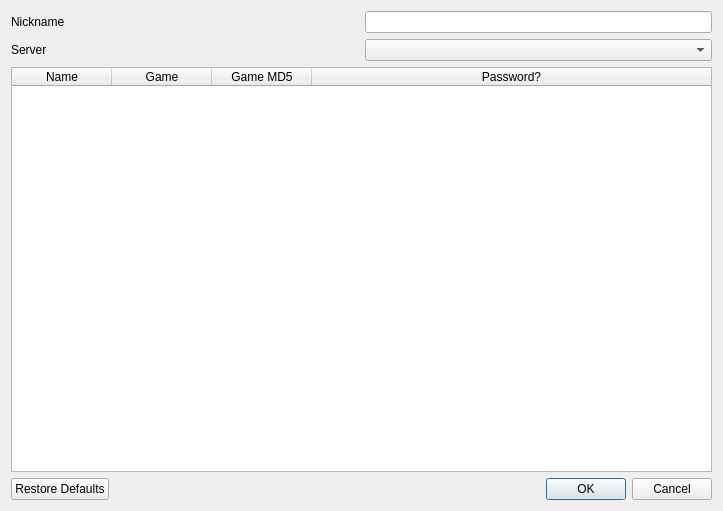
Before: the Qt Designer form Source/RMG/UserInterface/Dialog/Netplay/NetplaySessionBrowserDialog.ui in Rosalie241/RMG, drawn with Qt 5.
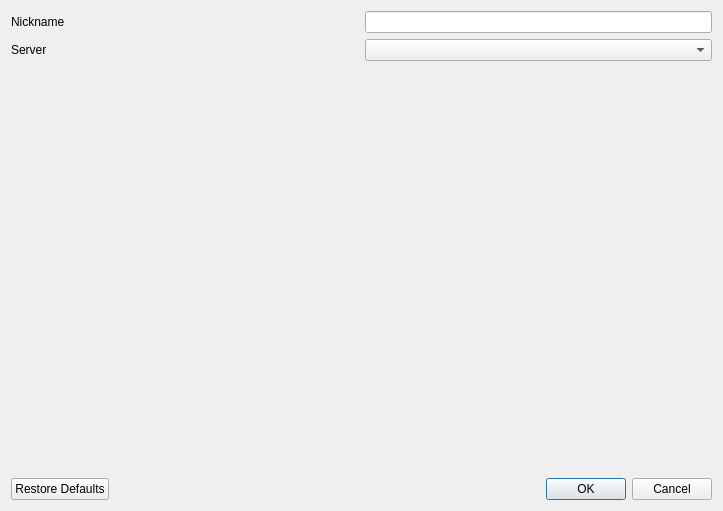
After: the same form once the commit is applied. Custom widgets are drawn as their Qt base class.

Commit message: RMG: improve UI of NetplaySessionBrowserDialog

```diff
--- a/Source/RMG/UserInterface/Dialog/Netplay/NetplaySessionBrowserDialog.ui
+++ b/Source/RMG/UserInterface/Dialog/Netplay/NetplaySessionBrowserDialog.ui
@@ -50,33 +50,13 @@
     </layout>
    </item>
    <item>
-    <widget class="QTableWidget" name="tableWidget">
-     <attribute name="horizontalHeaderStretchLastSection">
-      <bool>true</bool>
-     </attribute>
-     <attribute name="verticalHeaderStretchLastSection">
-      <bool>false</bool>
-     </attribute>
-     <column>
-      <property name="text">
-       <string>Name</string>
-      </property>
-     </column>
-     <column>
-      <property name="text">
-       <string>Game</string>
-      </property>
-     </column>
-     <column>
-      <property name="text">
-       <string>Game MD5</string>
-      </property>
-     </column>
-     <column>
-      <property name="text">
-       <string>Password?</string>
-      </property>
-     </column>
+    <widget class="UserInterface::Widget::NetplaySessionBrowserWidget" name="sessionBrowserWidget">
+     <property name="sizePolicy">
+      <sizepolicy hsizetype="Preferred" vsizetype="Expanding">
+       <horstretch>0</horstretch>
+       <verstretch>0</verstretch>
+      </sizepolicy>
+     </property>
     </widget>
    </item>
    <item>
@@ -91,6 +71,14 @@
    </item>
   </layout>
  </widget>
+ <customwidgets>
+  <customwidget>
+   <class>UserInterface::Widget::NetplaySessionBrowserWidget</class>
+   <extends>QStackedWidget</extends>
+   <header>UserInterface/Widget/Netplay/NetplaySessionBrowserWidget.hpp</header>
+   <container>1</container>
+  </customwidget>
+ </customwidgets>
  <resources/>
  <connections>
   <connection>
```
The commit also changes 10 other files.
